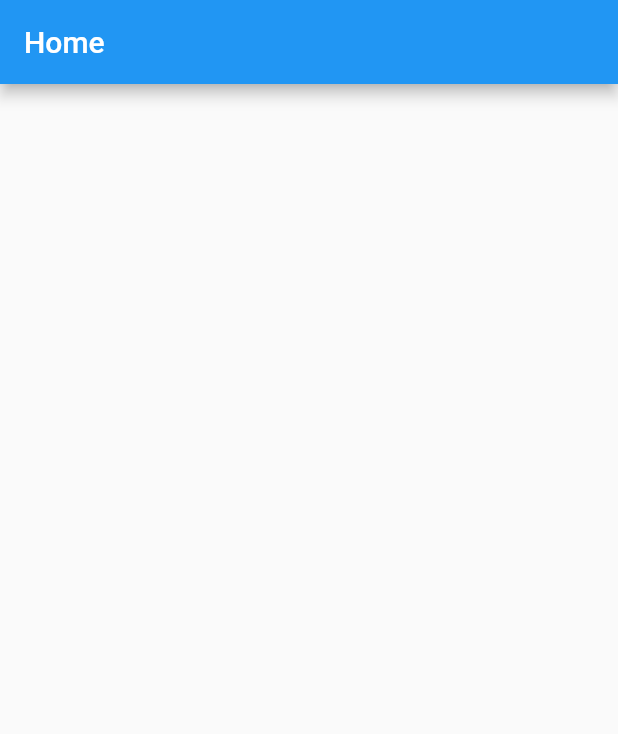
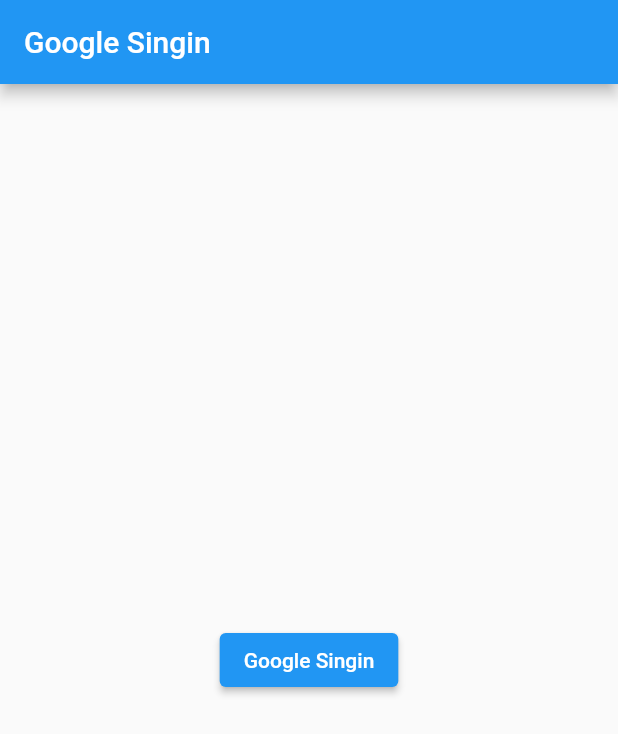
Before and after one commit to xaakib/ChatApp, a Flutter app: the screen it shows after launch, on a phone screen of 412 x 824 dp. Shown: the top 734 px of the screen. Run offline on Flutter 3.47's test engine with Material 2 defaults, Android fonts, the phone set to English and light mode, and no system bars.

Commit message:
google singin

```diff
--- a/lib/main.dart
+++ b/lib/main.dart
@@ -1,3 +1,4 @@
+import 'package:chatapp/screens/google_sigin.dart';
 import 'package:chatapp/screens/home_screen.dart';
 import 'package:flutter/material.dart';
 
@@ -17,7 +18,7 @@ class MyApp extends StatelessWidget {
       theme: ThemeData(
         primarySwatch: Colors.blue,
       ),
-      home: const HomePage(),
+      home: const GoogleSigninSc(),
     );
   }
 }
--- /dev/null
+++ b/lib/screens/google_sigin.dart
@@ -0,0 +1,27 @@
+import 'package:flutter/material.dart';
+import 'package:flutter/src/widgets/container.dart';
+import 'package:flutter/src/widgets/framework.dart';
+
+class GoogleSigninSc extends StatelessWidget {
+  const GoogleSigninSc({super.key});
+
+  @override
+  Widget build(BuildContext context) {
+    return Scaffold(
+      appBar: AppBar(
+        title: Text("Google Singin"),
+      ),
+      body: Container(
+        child: Padding(
+          padding: const EdgeInsets.all(8.0),
+          child: Center(
+            child: ElevatedButton(
+              child: Text("Google Singin"),
+              onPressed: () {},
+            ),
+          ),
+        ),
+      ),
+    );
+  }
+}
```
